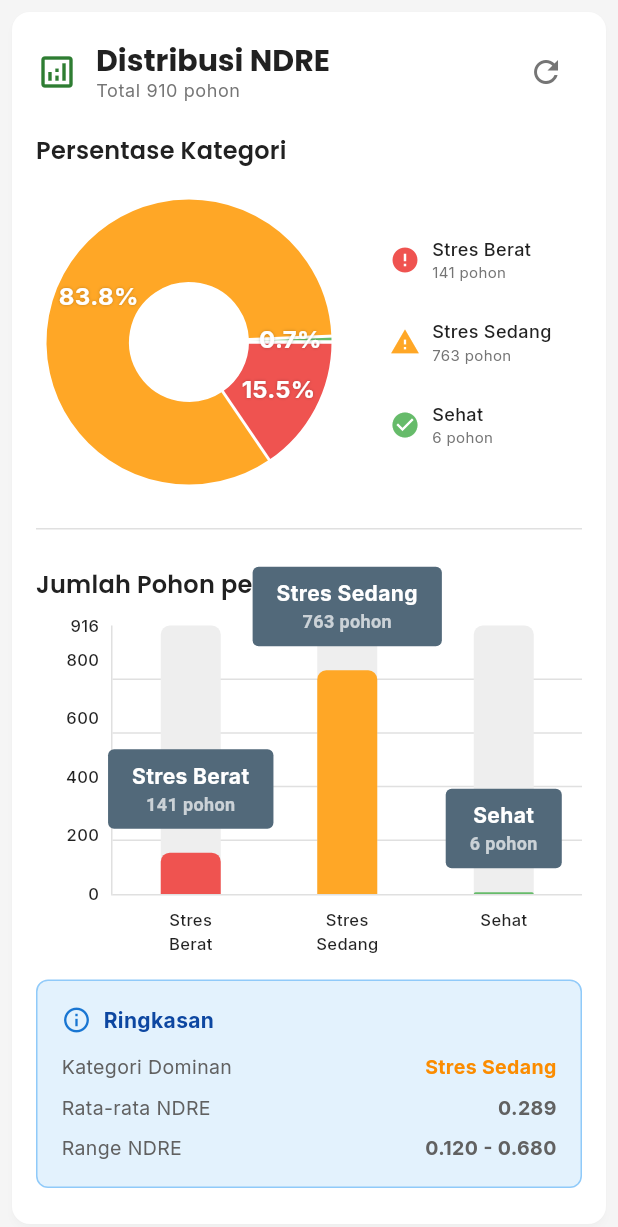
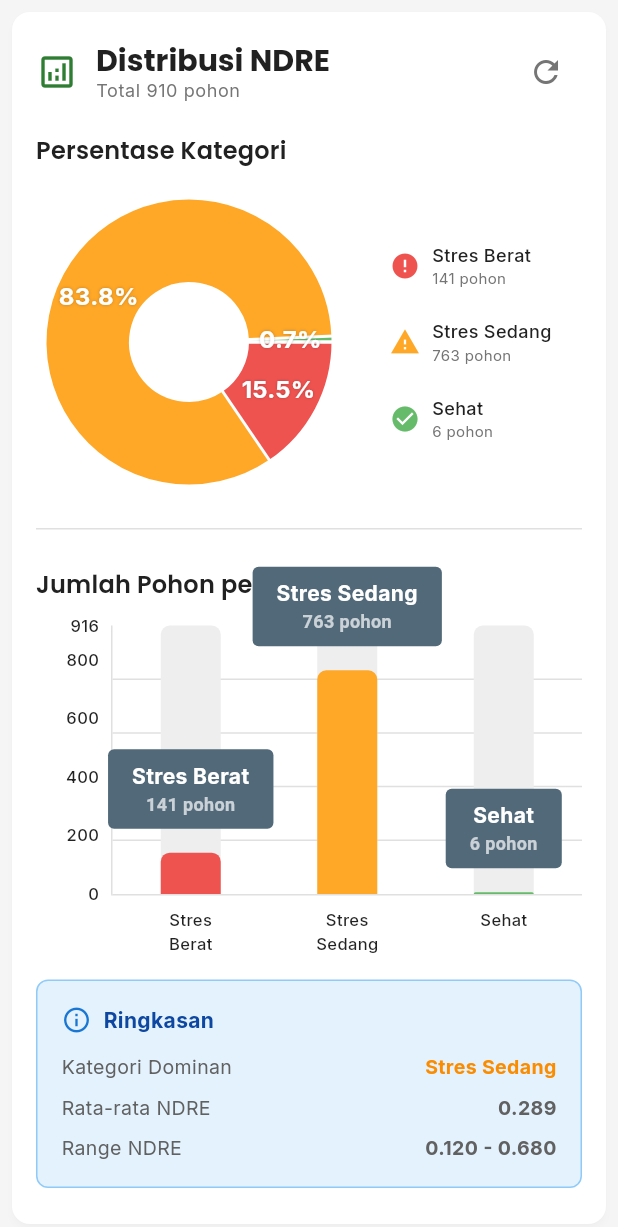
Before and after one commit to mastoroshadiq-prog/frontend-poac, a Flutter app: the NdreStatisticsCard widget shown alone on an empty page, opened directly, on a phone screen of 412 x 824 dp. Shown: the top 1227 px of the screen. Run offline on Flutter 3.47's test engine with Material 3 defaults, Android fonts, the light colour scheme and no system bars; drawn by our look-alikes of fl_chart; our stand-ins replace google_fonts, percent_indicator, supabase_flutter; missing offline and left inert: dart:html; accounts and stored records are empty; network calls fail.

```diff
--- a/lib/services/dashboard_service.dart
+++ b/lib/services/dashboard_service.dart
@@ -634,7 +634,7 @@ class DashboardService {
       if (startDate != null) queryParams['start_date'] = startDate.toIso8601String();
       if (endDate != null) queryParams['end_date'] = endDate.toIso8601String();
 
-      final url = Uri.parse('$baseUrl/dashboard/ndre-statistics').replace(
+      final url = Uri.parse('$baseUrl/api/v1/dashboard/ndre-statistics').replace(
         queryParameters: queryParams.isNotEmpty ? queryParams : null,
       );
 
--- a/lib/views/dashboard/asisten/widgets/ndre_statistics_card.dart
+++ b/lib/views/dashboard/asisten/widgets/ndre_statistics_card.dart
@@ -315,24 +315,27 @@ class _NdreStatisticsCardState extends State<NdreStatisticsCard> {
           Icons.check_circle),
     ];
 
-    return Column(
-      mainAxisAlignment: MainAxisAlignment.center,
-      crossAxisAlignment: CrossAxisAlignment.start,
+    return Wrap(
+      direction: Axis.vertical,
+      spacing: 4,
+      runSpacing: 4,
       children: categories.map((category) {
-        return Padding(
-          padding: const EdgeInsets.symmetric(vertical: 4),
+        return ConstrainedBox(
+          constraints: const BoxConstraints(maxWidth: 180),
           child: InkWell(
             onTap: widget.onCategoryTap,
             borderRadius: BorderRadius.circular(8),
             child: Padding(
               padding: const EdgeInsets.all(8),
               child: Row(
+                mainAxisSize: MainAxisSize.min,
                 children: [
                   Icon(category.$5, color: category.$4, size: 20),
                   const SizedBox(width: 8),
-                  Expanded(
+                  Flexible(
                     child: Column(
                       crossAxisAlignment: CrossAxisAlignment.start,
+                      mainAxisSize: MainAxisSize.min,
                       children: [
                         Text(
                           category.$1,
@@ -340,6 +343,7 @@ class _NdreStatisticsCardState extends State<NdreStatisticsCard> {
                             fontSize: 12,
                             fontWeight: FontWeight.w500,
                           ),
+                          overflow: TextOverflow.ellipsis,
                         ),
                         Text(
                           '${category.$2} pohon',
@@ -347,6 +351,7 @@ class _NdreStatisticsCardState extends State<NdreStatisticsCard> {
                             fontSize: 10,
                             color: Colors.grey[600],
                           ),
+                          overflow: TextOverflow.ellipsis,
                         ),
                       ],
                     ),
```
Also changed, not shown: lib/views/dashboard/asisten/widgets/field_vs_drone_scatter.dart (+8 -5 lines).
